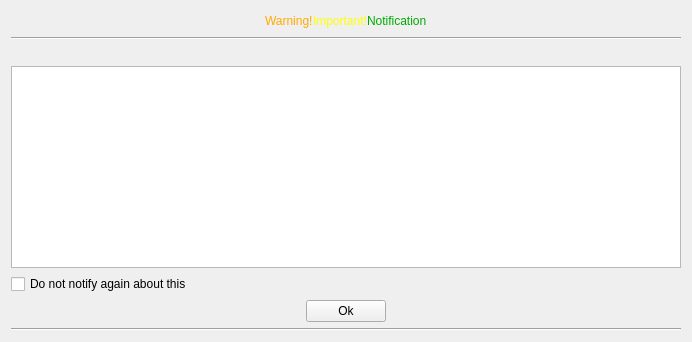
Old version of the form client/src/ui/widgets/popup_widget.ui in the repository networkoptix/nx_open.
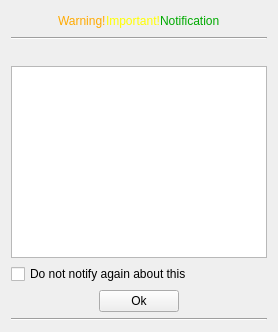
New version of the form. Custom widgets are drawn as their Qt base class.

```diff
--- a/client/src/ui/widgets/popup_widget.ui
+++ b/client/src/ui/widgets/popup_widget.ui
@@ -6,8 +6,8 @@
    <rect>
     <x>0</x>
     <y>0</y>
-    <width>692</width>
-    <height>342</height>
+    <width>247</width>
+    <height>228</height>
    </rect>
   </property>
   <property name="windowTitle">
@@ -17,6 +17,9 @@
    <bool>true</bool>
   </property>
   <layout class="QVBoxLayout" name="verticalLayout">
+   <property name="sizeConstraint">
+    <enum>QLayout::SetFixedSize</enum>
+   </property>
    <item>
     <layout class="QHBoxLayout" name="horizontalLayout">
      <property name="spacing">
@@ -105,6 +108,12 @@
    </item>
    <item>
     <widget class="QnTreeView" name="eventsTreeView">
+     <property name="sizePolicy">
+      <sizepolicy hsizetype="Preferred" vsizetype="Expanding">
+       <horstretch>0</horstretch>
+       <verstretch>0</verstretch>
+      </sizepolicy>
+     </property>
      <property name="editTriggers">
       <set>QAbstractItemView::NoEditTriggers</set>
      </property>
```
